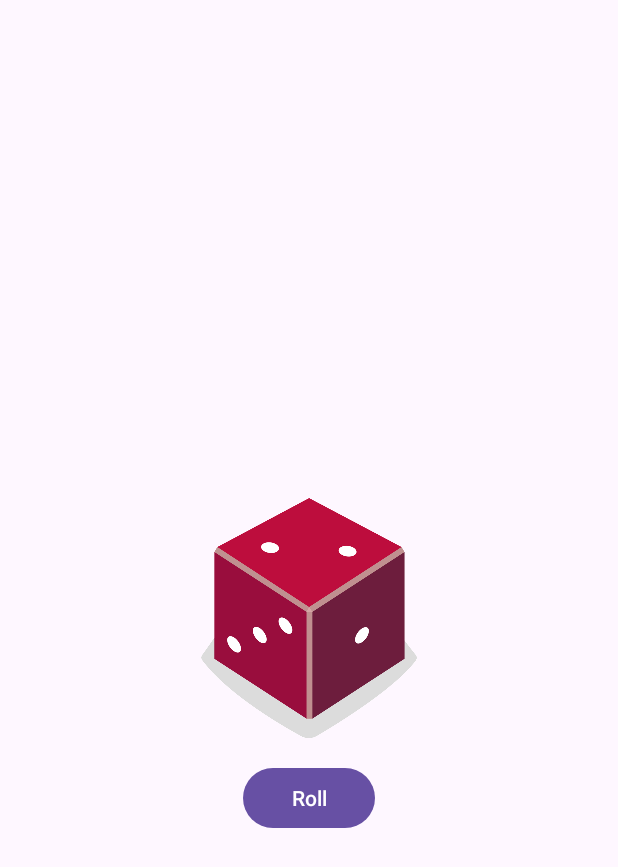
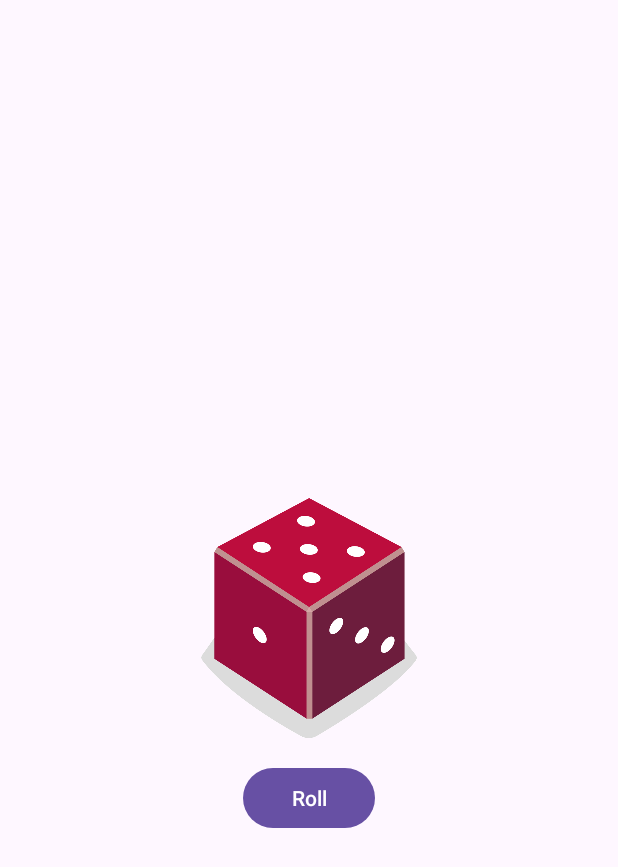
Before and after one commit to BogdanNegativ/DiceRoller, an Android app: the screen it shows after launch (MainActivity), after a tap on "Roll", on a phone screen of 412 x 824 dp. Shown: the top 867 px of the screen. Run offline under Robolectric (Android 15) with nearby library versions, the phone set to English and light mode, and no system bars.

Commit message:
Update rollDice

```diff
--- a/app/src/main/java/com/example/diceroller/MainActivity.kt
+++ b/app/src/main/java/com/example/diceroller/MainActivity.kt
@@ -24,8 +24,21 @@ class MainActivity : AppCompatActivity() {
     private fun rollDice() {
         val dice = Dice(6)
         val diceRoll = dice.roll()
+
         val diceImage: ImageView = findViewById(R.id.imageView)
-        diceImage.setImageResource(R.drawable.dice_2)
+
+        val drawableResource = when (diceRoll) {
+            1 -> R.drawable.dice_1
+            2 -> R.drawable.dice_2
+            3 -> R.drawable.dice_3
+            4 -> R.drawable.dice_4
+            5 -> R.drawable.dice_5
+            else -> R.drawable.dice_6
+        }
+
+        diceImage.setImageResource(drawableResource)
+
+        diceImage.contentDescription = diceRoll.toString()
     }
 }
 
```
